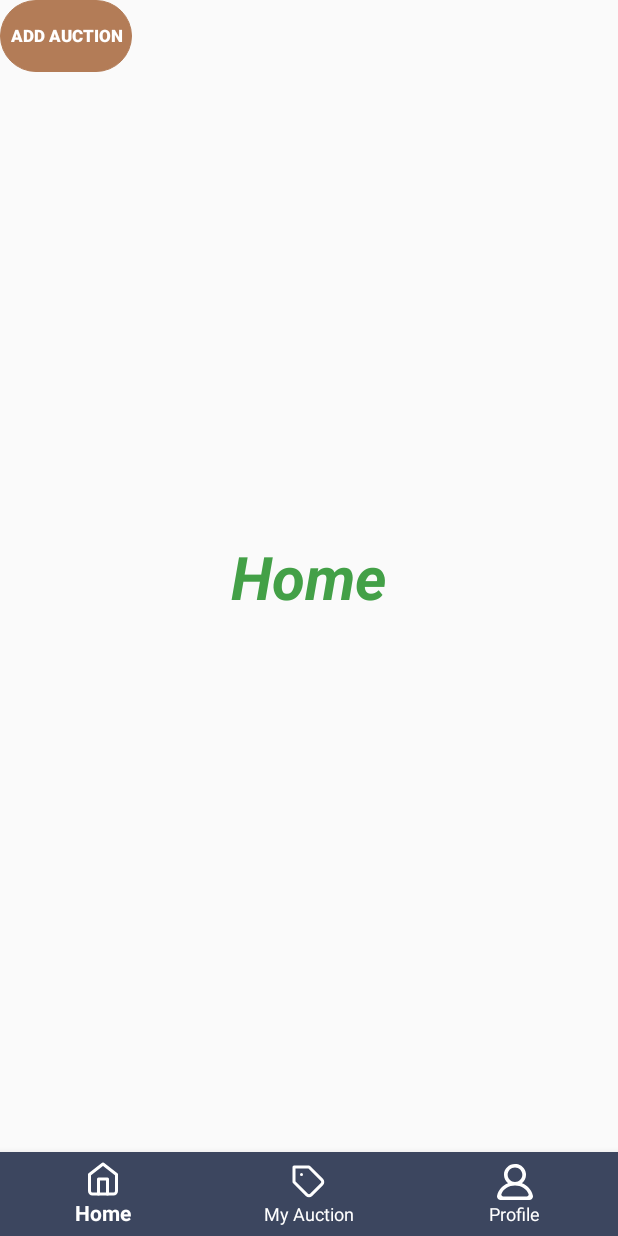
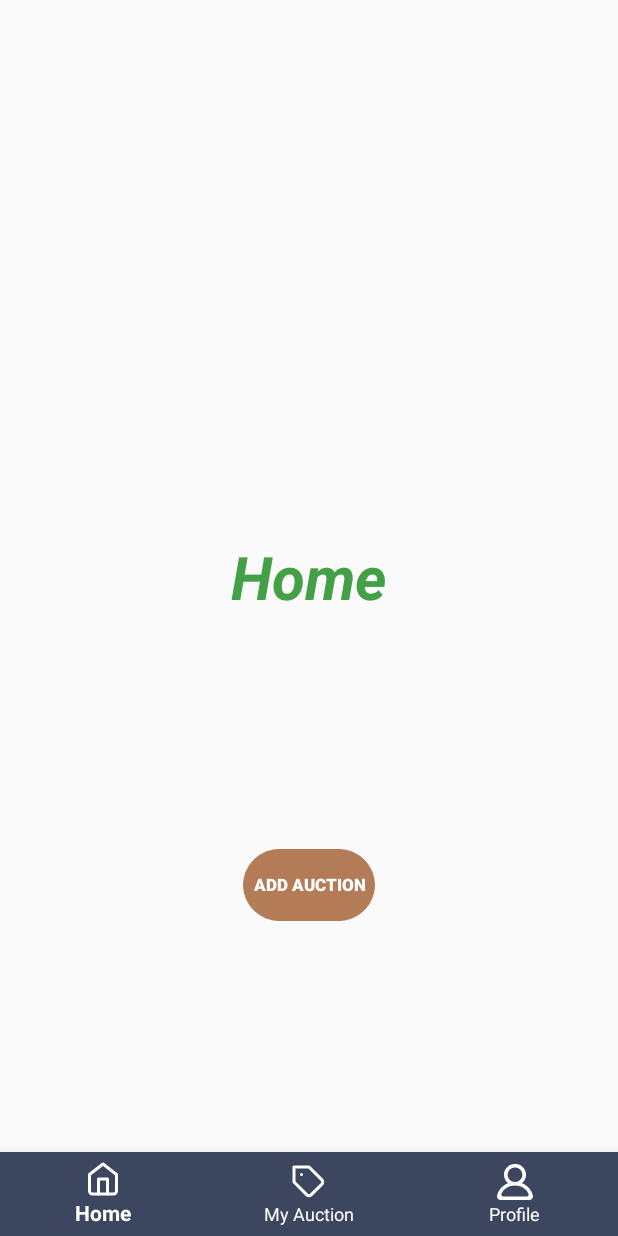
Before and after one commit to Stay2607/CapstoneArtion, an Android app: the screen it shows after launch once a user with an empty profile is signed in (HomeActivity), on a phone screen of 412 x 824 dp. Run offline under Robolectric (Android 15) with nearby library versions, the phone set to English and light mode, and no system bars; our stand-ins replace Firebase (no records; nobody signed in at launch, a user with empty details on screens opened directly).

Commit message:
Update fragment_home.xml

```diff
--- a/app/src/main/res/layout/fragment_home.xml
+++ b/app/src/main/res/layout/fragment_home.xml
@@ -16,7 +16,11 @@
         android:text="@string/add_auction"
         android:textColor="@color/white"
         android:textSize="11sp"
-        android:textStyle="bold" />
+        android:textStyle="bold"
+        app:layout_constraintBottom_toBottomOf="parent"
+        app:layout_constraintEnd_toEndOf="parent"
+        app:layout_constraintStart_toStartOf="parent"
+        app:layout_constraintTop_toBottomOf="@+id/secondFragment" />
 
     <TextView
         android:id="@+id/secondFragment"
```
